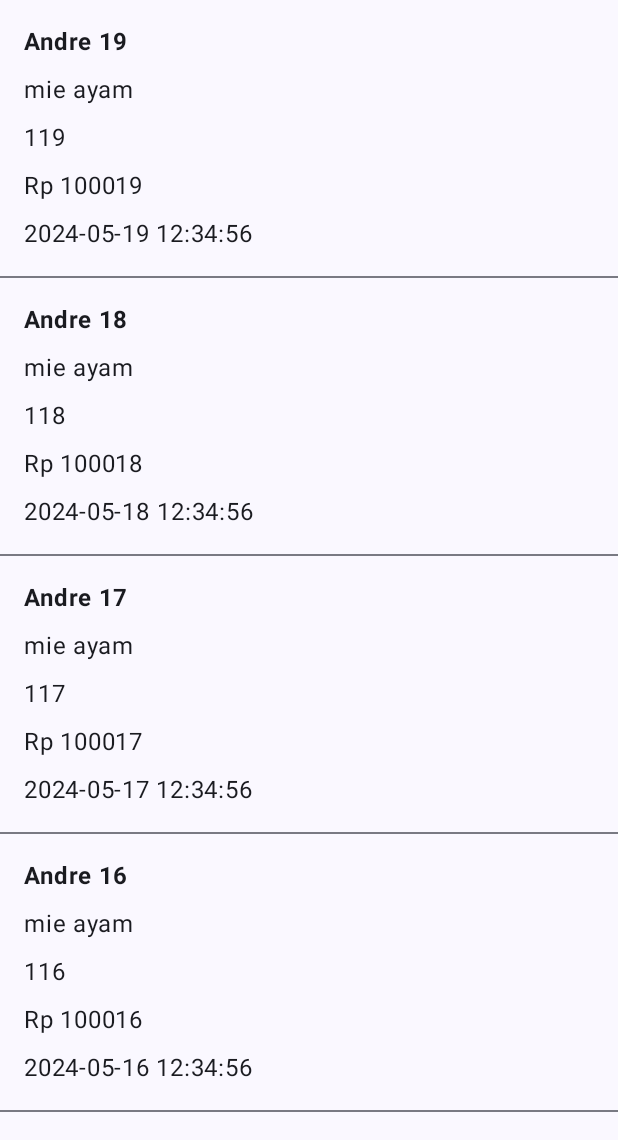
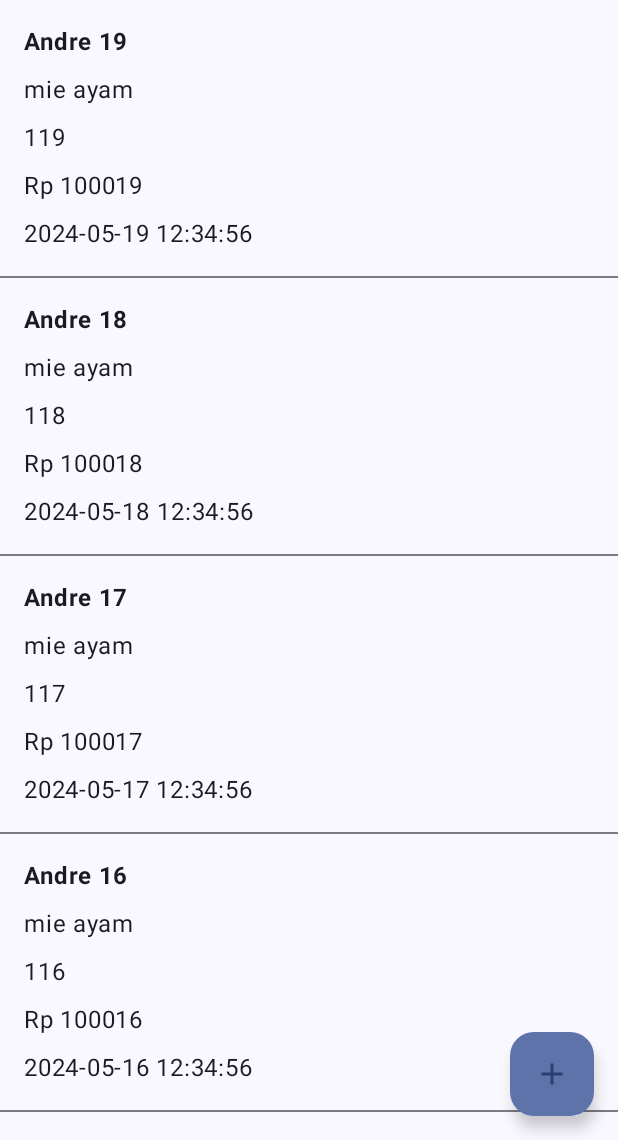
Before and after one commit to Andresolin/Assessment-2-Mobpro, an Android app built with Jetpack Compose: the composable MainScreen shown on its own in the app's theme, on a phone screen of 412 x 824 dp, the part 96-1236 px from its top. Run offline under Robolectric (Android 15) with nearby library versions, the phone set to English and light mode, and no system bars; 1 statement that could not run was skipped.

Commit message:
Membuat tombol FAB

```diff
--- a/app/src/main/java/org/d3if3002/miniproject2/ui/Screen/MainScreen.kt
+++ b/app/src/main/java/org/d3if3002/miniproject2/ui/Screen/MainScreen.kt
@@ -5,13 +5,18 @@ import android.widget.Toast
 import androidx.compose.foundation.clickable
 import androidx.compose.foundation.layout.Arrangement
 import androidx.compose.foundation.layout.Column
+import androidx.compose.foundation.layout.PaddingValues
 import androidx.compose.foundation.layout.fillMaxSize
 import androidx.compose.foundation.layout.fillMaxWidth
 import androidx.compose.foundation.layout.padding
 import androidx.compose.foundation.lazy.LazyColumn
 import androidx.compose.foundation.lazy.items
+import androidx.compose.material.icons.Icons
+import androidx.compose.material.icons.filled.Add
 import androidx.compose.material3.Divider
 import androidx.compose.material3.ExperimentalMaterial3Api
+import androidx.compose.material3.FloatingActionButton
+import androidx.compose.material3.Icon
 import androidx.compose.material3.ListItem
 import androidx.compose.material3.MaterialTheme
 import androidx.compose.material3.Scaffold
@@ -34,6 +39,9 @@ import org.d3if3002.miniproject2.model.Pemesanan
 @OptIn(ExperimentalMaterial3Api::class)
 @Composable
 fun MainScreen() {
+
+    val context = LocalContext.current
+
     Scaffold(
         topBar = {
             TopAppBar(
@@ -43,6 +51,19 @@ fun MainScreen() {
                     titleContentColor = MaterialTheme.colorScheme.primary
                 )
             )
+        },
+        floatingActionButton = {
+            FloatingActionButton(
+                onClick = {
+                    Toast.makeText(context, R.string.tambah_eror, Toast.LENGTH_SHORT).show()
+                }
+            ) {
+                Icon(
+                    imageVector = Icons.Filled.Add,
+                    contentDescription = stringResource(id = R.string.tambah_pemesanan),
+                    tint = MaterialTheme.colorScheme.primary
+                )
+            }
         }
     ) { padding ->
         ScreenContent(Modifier.padding(padding))
@@ -69,7 +90,8 @@ fun ScreenContent(modifier: Modifier) {
         }
     } else {
         LazyColumn(
-            modifier = modifier.fillMaxSize()
+            modifier = modifier.fillMaxSize(),
+            contentPadding = PaddingValues(bottom = 84.dp)
         ) {
             items(data) {
                 ListItem(pemesanan = it){
--- a/app/src/main/res/values/strings.xml
+++ b/app/src/main/res/values/strings.xml
@@ -2,4 +2,6 @@
     <string name="app_name">Miayamee</string>
     <string name="pesanan_kosong">Pesanan kosong</string>
     <string name="x_klik">%1$s diklik!</string>
+    <string name="tambah_pemesanan">Tambah Pemesanan</string>
+    <string name="tambah_eror">Belum bisa tambah pemesanan</string>
 </resources>
```
